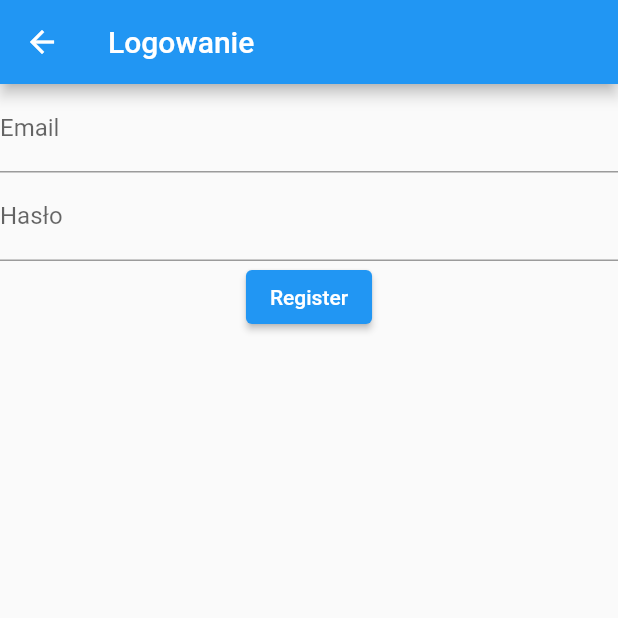
After one commit to dawidczerwien/flutterApp, a Flutter app: the RegisterPage screen opened directly, after a tap on "Register", on a phone screen of 412 x 824 dp, the top half of it. The commit adds this screen. Run offline on Flutter 3.47's test engine with Material 2 defaults, Android fonts, the phone set to English and light mode, and no system bars; our stand-ins replace firebase_auth, firebase_core, firebase_database, table_calendar; accounts and stored records are empty; network calls fail.

Commit message:
login register added

```diff
--- /dev/null
+++ b/lib/Authentication.dart
@@ -0,0 +1,33 @@
+import 'package:firebase_auth/firebase_auth.dart';
+
+class AuthenticationService {
+  final FirebaseAuth _firebaseAuth;
+
+  AuthenticationService(this._firebaseAuth);
+
+  Stream<User> get authStateChanges => _firebaseAuth.idTokenChanges();
+
+  Future<void> signOut() async {
+    await _firebaseAuth.signOut();
+  }
+
+  Future<String> signIn({String email, String password}) async {
+    try {
+      await _firebaseAuth.signInWithEmailAndPassword(
+          email: email, password: password);
+      return "Signed in";
+    } on FirebaseAuthException catch (e) {
+      return e.message;
+    }
+  }
+
+  Future<String> signUp({String email, String password}) async {
+    try {
+      await _firebaseAuth.createUserWithEmailAndPassword(
+          email: email, password: password);
+      return "Signed up";
+    } on FirebaseAuthException catch (e) {
+      return e.message;
+    }
+  }
+}
--- /dev/null
+++ b/lib/loginWindow.dart
@@ -0,0 +1,43 @@
+import 'package:flutter/material.dart';
+import 'package:flutter_app1/registerWindow.dart';
+import 'package:provider/provider.dart';
+import 'Authentication.dart';
+
+class LoginPage extends StatelessWidget {
+  final email = TextEditingController();
+  final passwd = TextEditingController();
+  @override
+  Widget build(BuildContext context) {
+    return Scaffold(
+      appBar: AppBar(
+        title: Text('Logowanie'),
+      ),
+      body: Column(
+        children: [
+          TextField(
+            controller: email,
+            decoration: InputDecoration(labelText: "Email"),
+          ),
+          TextField(
+            controller: passwd,
+            decoration: InputDecoration(labelText: "Hasło"),
+          ),
+          ElevatedButton(
+              onPressed: () {
+                context.read<AuthenticationService>().signIn(
+                      email: email.text.trim(),
+                      password: passwd.text.trim(),
+                    );
+              },
+              child: Text('Login')),
+          ElevatedButton(
+              onPressed: () {
+                Navigator.of(context).push(
+                    MaterialPageRoute(builder: (context) => RegisterPage()));
+              },
+              child: Text('Register')),
+        ],
+      ),
+    );
+  }
+}
--- /dev/null
+++ b/lib/registerWindow.dart
@@ -0,0 +1,40 @@
+import 'package:flutter/material.dart';
+import 'package:provider/provider.dart';
+import 'Authentication.dart';
+
+class RegisterPage extends StatelessWidget {
+  final email = TextEditingController();
+  final passwd = TextEditingController();
+  @override
+  Widget build(BuildContext context) {
+    return Scaffold(
+      appBar: AppBar(
+        title: Text('Logowanie'),
+      ),
+      body: Column(
+        children: [
+          TextField(
+            controller: email,
+            decoration: InputDecoration(labelText: "Email"),
+          ),
+          TextField(
+            controller: passwd,
+            decoration: InputDecoration(labelText: "Hasło"),
+          ),
+          ElevatedButton(
+              onPressed: () {
+                context
+                    .read<AuthenticationService>()
+                    .signUp(
+                      email: email.text.trim(),
+                      password: passwd.text.trim(),
+                    )
+                    .then((value) =>
+                        context.read<AuthenticationService>().signOut());
+              },
+              child: Text('Register')),
+        ],
+      ),
+    );
+  }
+}
--- a/pubspec.yaml
+++ b/pubspec.yaml
@@ -18,7 +18,7 @@ description: A new flutter module project.
 version: 1.0.0+1
 
 environment:
-  sdk: ">=2.7.0 <3.0.0"
+  sdk: ">=2.0.0-dev.68.0 <3.0.0"
 
 dependencies:
   flutter:
@@ -33,6 +33,9 @@ dependencies:
 
   firebase_database: ^6.1.0
   firebase_core: ^1.0.0
+  firebase_auth: ^1.0.3
+
+  provider: ^4.3.2+1
 
 dev_dependencies:
   flutter_test:
```
Also changed, not shown: lib/homeWindow.dart (added, +81 -0 lines), lib/main.dart (+36 -79 lines), pubspec.lock.
